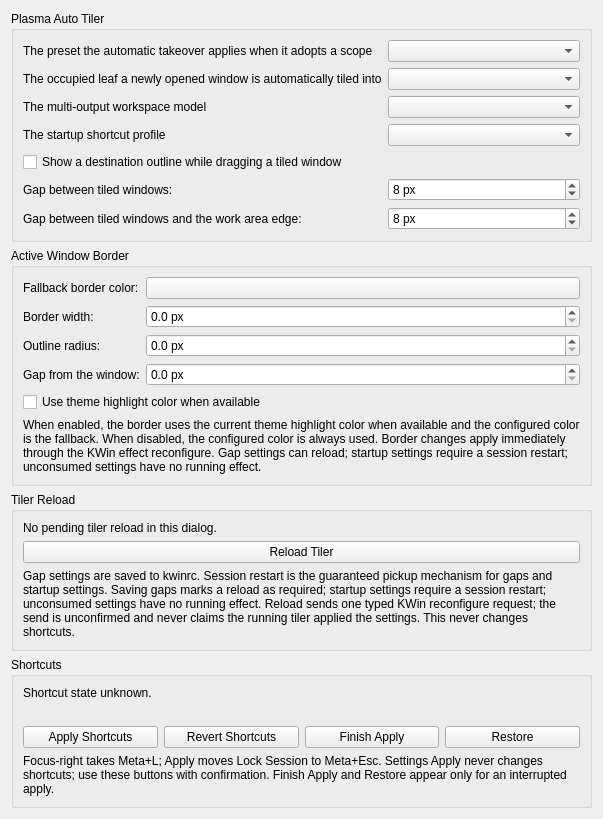
This is kwin/native-effect/activeborderconfig.ui in beefsack/plasma-auto-tiler as Qt 5 draws it before an edit. The edited form follows.
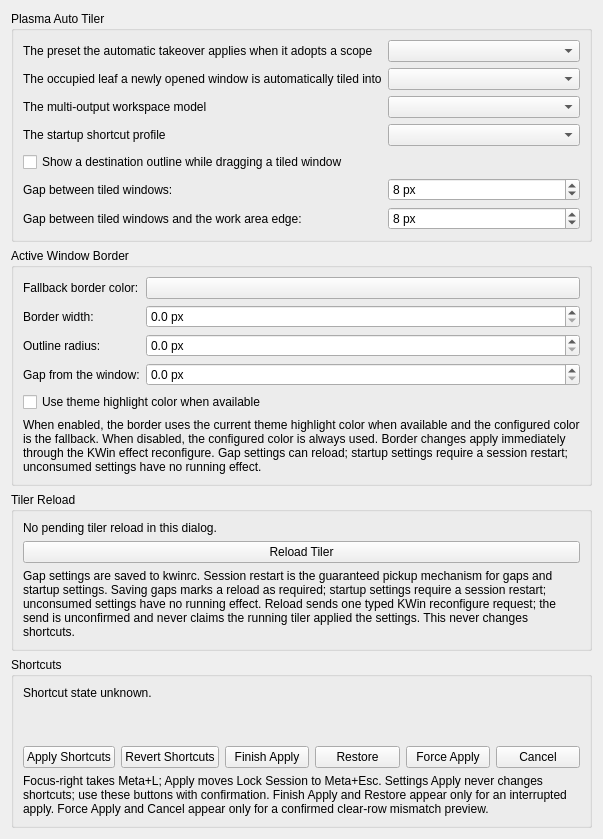
This is the edited form. Custom widgets are drawn as their Qt base class.

Commit message: Fix shortcut journal migration and force apply

```diff
--- a/kwin/native-effect/activeborderconfig.ui
+++ b/kwin/native-effect/activeborderconfig.ui
@@ -293,6 +293,16 @@
          </property>
         </widget>
        </item>
+        <item>
+         <widget class="QLabel" name="shortcutForcePreviewLabel">
+          <property name="text">
+           <string></string>
+          </property>
+          <property name="wordWrap">
+           <bool>true</bool>
+          </property>
+         </widget>
+        </item>
        <item>
         <layout class="QHBoxLayout" name="shortcutButtonLayout">
          <item>
@@ -323,12 +333,26 @@
            </property>
           </widget>
          </item>
+          <item>
+           <widget class="QPushButton" name="shortcutForceApplyButton">
+            <property name="text">
+             <string>Force Apply</string>
+            </property>
+           </widget>
+          </item>
+          <item>
+           <widget class="QPushButton" name="shortcutForceCancelButton">
+            <property name="text">
+             <string>Cancel</string>
+            </property>
+           </widget>
+          </item>
         </layout>
        </item>
        <item>
         <widget class="QLabel" name="shortcutDescription">
          <property name="text">
-          <string>Focus-right takes Meta+L; Apply moves Lock Session to Meta+Esc. Settings Apply never changes shortcuts; use these buttons with confirmation. Finish Apply and Restore appear only for an interrupted apply.</string>
+           <string>Focus-right takes Meta+L; Apply moves Lock Session to Meta+Esc. Settings Apply never changes shortcuts; use these buttons with confirmation. Finish Apply and Restore appear only for an interrupted apply. Force Apply and Cancel appear only for a confirmed clear-row mismatch preview.</string>
          </property>
          <property name="wordWrap">
           <bool>true</bool>
```
Lines whose indentation alone changed are shown as unchanged. The commit also changes 11 other files.
